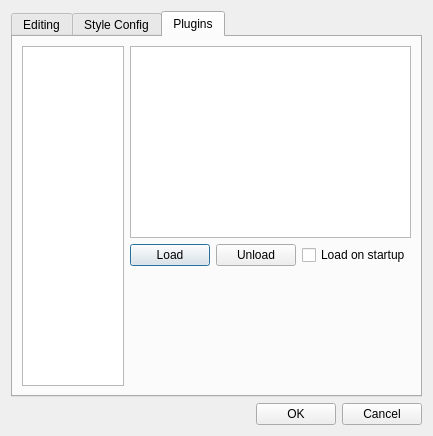
Before: the Qt Designer form CompuCell3D/Twedit++/configurationdlg.ui in CompuCell3D/CompuCell3D, drawn with Qt 5.
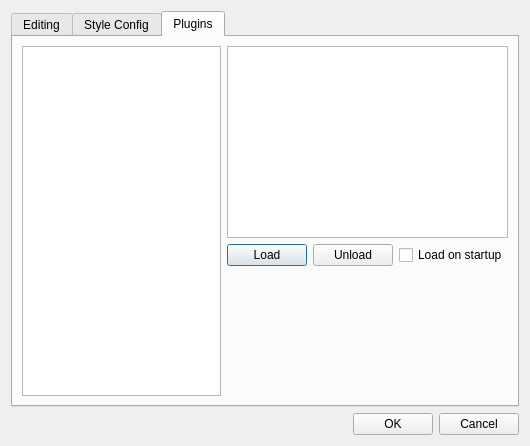
After: the same form once the commit is applied. The open tabs and pages were chosen to show the change.

Commit message: improved configuration dialog look on OSX

What changed in the file:
```diff
--- a/CompuCell3D/Twedit++/configurationdlg.ui
+++ b/CompuCell3D/Twedit++/configurationdlg.ui
@@ -6,8 +6,8 @@
    <rect>
     <x>0</x>
     <y>0</y>
-    <width>433</width>
-    <height>420</height>
+    <width>530</width>
+    <height>446</height>
    </rect>
   </property>
   <property name="windowTitle">
@@ -428,6 +428,8 @@
       <attribute name="title">
        <string>Plugins</string>
       </attribute>
+      <layout class="QVBoxLayout" name="verticalLayout_10">
+       <item>
       <layout class="QHBoxLayout" name="horizontalLayout_7">
        <item>
         <widget class="QListWidget" name="pluginsLW"/>
@@ -491,6 +493,8 @@
             </size>
            </property>
           </spacer>
+           </item>
+          </layout>
          </item>
         </layout>
        </item>
```
Lines whose indentation alone changed are shown as unchanged. The commit also changes 1 other file.
